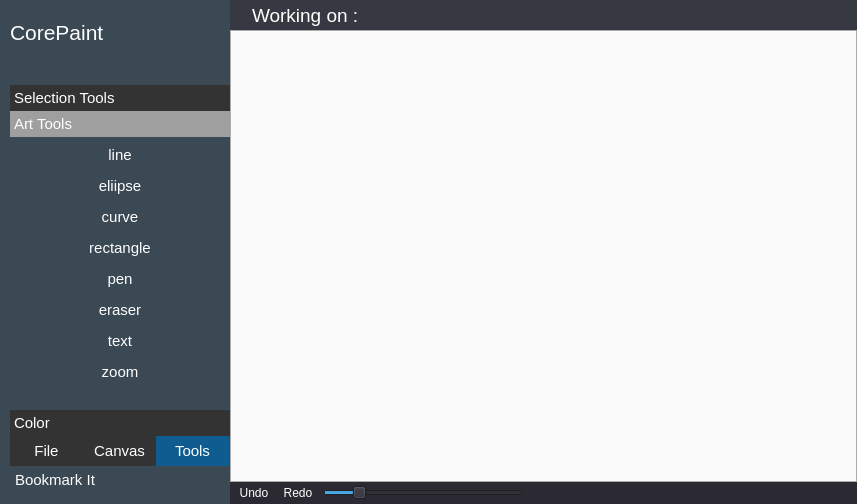
The window that app/corepaint/corepaint.ui (rahmanshaber/corebox) describes before a commit, drawn with Qt 5.
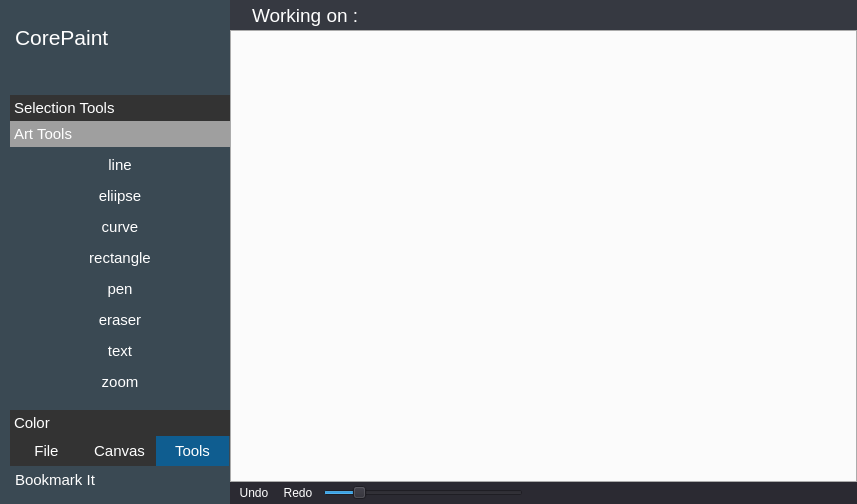
The same window after the commit. The open tabs and pages were chosen to show the change. Icons and pictures are not drawn.

```diff
--- a/app/corepaint/corepaint.ui
+++ b/app/corepaint/corepaint.ui
@@ -436,7 +436,35 @@
 background-color: #3A4953;
 color: #ffffff;
 border: 1px #3A4953;
-}</string>
+}
+
+QPushButton{
+Text-align:left;
+padding: 5px 5px 5px 5px;
+}
+
+QPushButton:pressed{
+background-color: #212F39; 
+}
+
+QPushButton:hover {
+background-color: #212F39;
+}
+
+
+QToolButton{
+Text-align:left;
+padding: 5px 5px 5px 5px;
+}
+
+QToolButton:checked{
+background-color: #212F39; 
+}
+
+QToolButton:hover {
+background-color: #212F39; 
+}
+</string>
      </property>
      <layout class="QVBoxLayout" name="verticalLayout">
       <property name="spacing">
@@ -1436,7 +1464,7 @@
                <x>0</x>
                <y>0</y>
                <width>220</width>
-               <height>276</height>
+               <height>266</height>
               </rect>
              </property>
              <attribute name="label">
@@ -1477,21 +1505,6 @@
                   <pointsize>11</pointsize>
                  </font>
                 </property>
-                <property name="styleSheet">
-                 <string notr="true">QToolButton{
-Text-align:left;
-padding: 5px 5px 5px 5px;
-}
-
-QToolButton:checked{
-background-color: #212F39; 
-}
-
-QToolButton:hover {
-background-color: #212F39; 
-}
-</string>
-                </property>
                 <property name="text">
                  <string>line</string>
                 </property>
@@ -1531,21 +1544,6 @@
                   <pointsize>11</pointsize>
                  </font>
                 </property>
-                <property name="styleSheet">
-                 <string notr="true">QToolButton{
-Text-align:left;
-padding: 5px 5px 5px 5px;
-}
-
-QToolButton:checked{
-background-color: #212F39; 
-}
-
-QToolButton:hover {
-background-color: #212F39; 
-}
-</string>
-                </property>
                 <property name="text">
                  <string>eliipse</string>
                 </property>
@@ -1585,21 +1583,6 @@
                   <pointsize>11</pointsize>
                  </font>
                 </property>
-                <property name="styleSheet">
-                 <string notr="true">QToolButton{
-Text-align:left;
-padding: 5px 5px 5px 5px;
-}
-
-QToolButton:checked{
-background-color: #212F39; 
-}
-
-QToolButton:hover {
-background-color: #212F39; 
-}
-</string>
-                </property>
                 <property name="text">
                  <string>curve</string>
                 </property>
@@ -1639,21 +1622,6 @@
                   <pointsize>11</pointsize>
                  </font>
                 </property>
-                <property name="styleSheet">
-                 <string notr="true">QToolButton{
-Text-align:left;
-padding: 5px 5px 5px 5px;
-}
-
-QToolButton:checked{
-background-color: #212F39; 
-}
-
-QToolButton:hover {
-background-color: #212F39; 
-}
-</string>
-                </property>
                 <property name="text">
                  <string>rectangle</string>
                 </property>
@@ -1693,21 +1661,6 @@
                   <pointsize>11</pointsize>
                  </font>
                 </property>
-                <property name="styleSheet">
-                 <string notr="true">QToolButton{
-Text-align:left;
-padding: 5px 5px 5px 5px;
-}
-
-QToolButton:checked{
-background-color: #212F39; 
-}
-
-QToolButton:hover {
-background-color: #212F39; 
-}
-</string>
-                </property>
                 <property name="text">
                  <string>pen</string>
                 </property>
@@ -1747,21 +1700,6 @@
                   <pointsize>11</pointsize>
                  </font>
                 </property>
-                <property name="styleSheet">
-                 <string notr="true">QToolButton{
-Text-align:left;
-padding: 5px 5px 5px 5px;
-}
-
-QToolButton:checked{
-background-color: #212F39; 
-}
-
-QToolButton:hover {
-background-color: #212F39; 
-}
-</string>
-                </property>
                 <property name="text">
                  <string>eraser</string>
                 </property>
@@ -1807,21 +1745,6 @@
                   <pointsize>11</pointsize>
                  </font>
                 </property>
-                <property name="styleSheet">
-                 <string notr="true">QToolButton{
-Text-align:left;
-padding: 5px 5px 5px 5px;
-}
-
-QToolButton:checked{
-background-color: #212F39; 
-}
-
-QToolButton:hover {
-background-color: #212F39; 
-}
-</string>
-                </property>
                 <property name="text">
                  <string>text</string>
                 </property>
@@ -1855,21 +1778,6 @@
                   <pointsize>11</pointsize>
                  </font>
                 </property>
-                <property name="styleSheet">
-                 <string notr="true">QToolButton{
-Text-align:left;
-padding: 5px 5px 5px 5px;
-}
-
-QToolButton:checked{
-background-color: #212F39; 
-}
-
-QToolButton:hover {
-background-color: #212F39; 
-}
-</string>
-                </property>
                 <property name="text">
                  <string>zoom</string>
                 </property>
```
Left out of the diff: 337 changed lines with no effect on the pictures.
